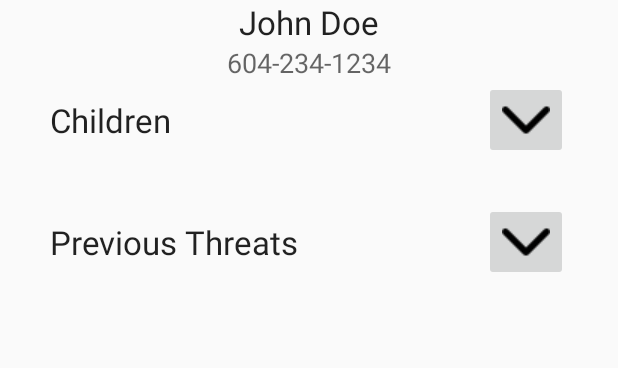
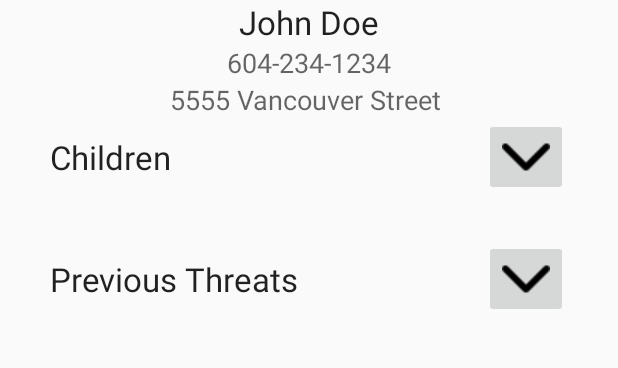
Before and after one commit to VaniDevs/Team8HeimdallrEndingViolenceAndroidApp, an Android app: the fragment Fragment3 shown on its own in the app's theme, on a phone screen of 412 x 824 dp, the part 192-560 px from its top. Run offline under Robolectric (Android 15) with nearby library versions, the phone set to English and light mode, and no system bars; network calls fail.

Commit message:
Profile data is getting from database

```diff
--- a/mobile/src/main/java/ca/bcit/heimdallr/ending_violence/Fragment3.java
+++ b/mobile/src/main/java/ca/bcit/heimdallr/ending_violence/Fragment3.java
@@ -2,15 +2,28 @@ package ca.bcit.heimdallr.ending_violence;
 
 import android.app.FragmentManager;
 import android.app.FragmentTransaction;
+import android.content.Context;
 import android.content.Intent;
+import android.content.SharedPreferences;
+import android.os.AsyncTask;
 import android.os.Bundle;
 import android.support.v4.app.Fragment;
 import android.view.LayoutInflater;
 import android.view.View;
 import android.view.ViewGroup;
 import android.widget.Button;
+import android.widget.EditText;
 import android.widget.ImageButton;
 import android.widget.LinearLayout;
+import android.widget.TextView;
+
+import org.json.JSONObject;
+
+import java.io.IOException;
+
+import okhttp3.OkHttpClient;
+import okhttp3.Request;
+import okhttp3.Response;
 
 /**
  * Created by Owner on 3/5/16.
@@ -36,12 +49,25 @@ public class Fragment3 extends Fragment {
         super.onCreate(savedInstanceState);
     }
 
+    OkHttpClient client = new OkHttpClient();
+
+    String run(String url) throws IOException {
+        Request request = new Request.Builder()
+                .url(url)
+                .build();
+
+        Response response = client.newCall(request).execute();
+        return response.body().string();
+    }
+
     @Override
     public View onCreateView(LayoutInflater inflater, ViewGroup container,
                              Bundle savedInstanceState) {
         // Inflate the layout for this fragment
         View view = inflater.inflate(R.layout.fragment_fragment3,
                 container, false);
+        System.out.println("STARTED");
+        new UserLoginTask().execute((Void) null);
 
         Button childButton = (Button) view.findViewById(R.id.EditButton);
         childButton.setOnClickListener(new View.OnClickListener() {
@@ -53,4 +79,44 @@ public class Fragment3 extends Fragment {
         return view;
     }
 
+    public class UserLoginTask extends AsyncTask<Void, Void, Void> {
+        String response;
+        protected Void doInBackground(Void... params){
+            try {
+                System.out.println("STARTED 2");
+                SharedPreferences settings;
+                String text;
+                settings = getActivity().getSharedPreferences("Preferences", Context.MODE_PRIVATE); //1
+                text = settings.getString("tokenVal", null);
+                System.out.println("https://quiet-falls-67309.herokuapp.com/api/profile" +
+                        "?api_token=" + text);
+
+                response = run("https://quiet-falls-67309.herokuapp.com/api/profile" +
+                "?api_token=" + text);
+
+            } catch (Exception e){
+                System.out.println("ERROR");
+            }
+            return null;
+        }
+
+        @Override
+        protected void onPostExecute(Void v) {
+            try {
+                TextView name = (TextView)getActivity().findViewById(R.id.NameLabel);
+                TextView address = (TextView)getActivity().findViewById(R.id.AddressLabel);
+                TextView phone = (TextView)getActivity().findViewById(R.id.PhoneNumberLabel);
+
+                JSONObject userData = (JSONObject) new JSONObject(response).get("user_data");
+                System.out.println(userData);
+
+                name.setText(userData.get("first_name") + " " + userData.get("last_name"));
+                phone.setText((String)userData.get("phone"));
+                address.setText((String) userData.get("address"));
+            } catch(Exception e){
+
+            }
+        }
+
+    }
 }
--- a/mobile/src/main/java/ca/bcit/heimdallr/ending_violence/HomeActivity.java
+++ b/mobile/src/main/java/ca/bcit/heimdallr/ending_violence/HomeActivity.java
@@ -251,6 +251,7 @@ public class HomeActivity extends AppCompatActivity {
             String text;
             settings = thisClass.getSharedPreferences("Preferences", Context.MODE_PRIVATE); //1
             text = settings.getString("tokenVal", null);
+            System.out.println(text);
 
             String response = post("https://quiet-falls-67309.herokuapp.com/api/profile" +
                     "?api_token=" + text, json);
--- a/mobile/src/main/res/layout/fragment_fragment3.xml
+++ b/mobile/src/main/res/layout/fragment_fragment3.xml
@@ -49,7 +49,7 @@
                 android:layout_height="wrap_content"
                 android:textAppearance="?android:attr/textAppearanceLarge"
                 android:text="John Doe"
-                android:id="@+id/textView"
+                android:id="@+id/NameLabel"
                 android:layout_gravity="center_horizontal" />
 
             <TextView
@@ -57,7 +57,15 @@
                 android:layout_height="wrap_content"
                 android:textAppearance="?android:attr/textAppearanceMedium"
                 android:text="604-234-1234"
-                android:id="@+id/textView2"
+                android:id="@+id/PhoneNumberLabel"
+                android:layout_gravity="center_horizontal" />
+
+            <TextView
+                android:layout_width="wrap_content"
+                android:layout_height="wrap_content"
+                android:textAppearance="?android:attr/textAppearanceMedium"
+                android:text="5555 Vancouver Street "
+                android:id="@+id/AddressLabel"
                 android:layout_gravity="center_horizontal" />
 
             <LinearLayout
```
Also changed, not shown: mobile/src/main/java/ca/bcit/heimdallr/ending_violence/LoginActivity.java (line endings or trailing spaces).
